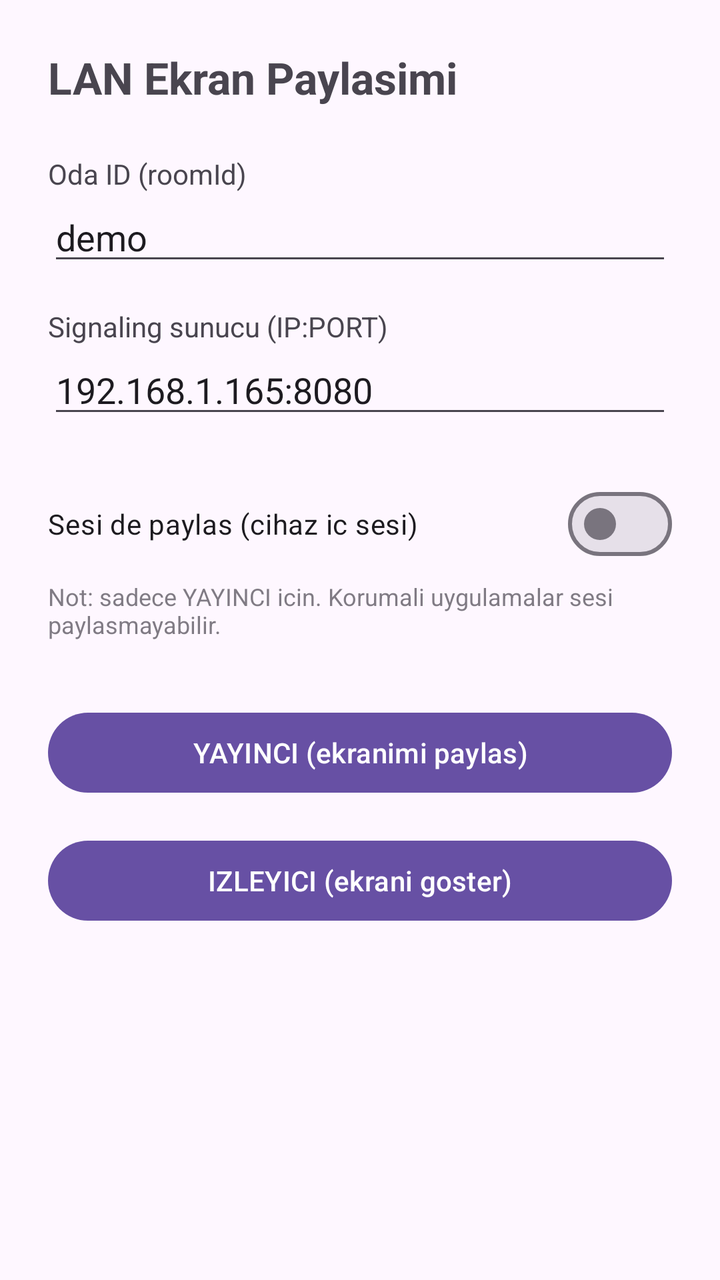
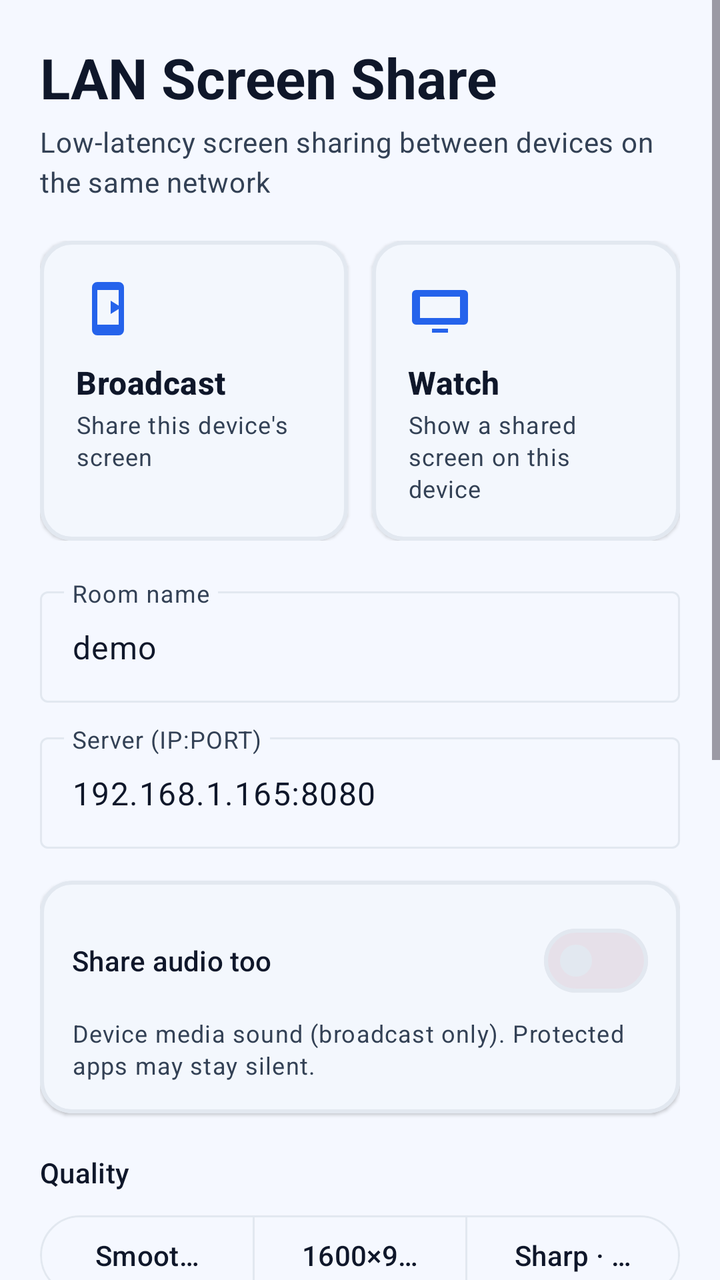

Screens rendered from an Android XML layout before and after an edit, with the pre-edit source and the edit as a unified diff.
<!-- AndroidManifest.xml: application theme Theme.LanShare -->
<!-- res/layout/activity_main.xml -->
<?xml version="1.0" encoding="utf-8"?>
<ScrollView xmlns:android="http://schemas.android.com/apk/res/android"
    android:layout_width="match_parent"
    android:layout_height="match_parent"
    android:padding="24dp">

    <LinearLayout
        android:layout_width="match_parent"
        android:layout_height="wrap_content"
        android:orientation="vertical">

        <TextView
            android:layout_width="match_parent"
            android:layout_height="wrap_content"
            android:text="LAN Ekran Paylasimi"
            android:textSize="22sp"
            android:textStyle="bold"
            android:paddingBottom="24dp" />

        <TextView
            android:layout_width="wrap_content"
            android:layout_height="wrap_content"
            android:text="Oda ID (roomId)" />

        <EditText
            android:id="@+id/roomIdInput"
            android:layout_width="match_parent"
            android:layout_height="wrap_content"
            android:text="demo"
            android:inputType="text"
            android:autofillHints="" />

        <TextView
            android:layout_width="wrap_content"
            android:layout_height="wrap_content"
            android:paddingTop="16dp"
            android:text="Signaling sunucu (IP:PORT)" />

        <EditText
            android:id="@+id/serverInput"
            android:layout_width="match_parent"
            android:layout_height="wrap_content"
            android:text="192.168.1.165:8080"
            android:inputType="text"
            android:autofillHints="" />

        <com.google.android.material.materialswitch.MaterialSwitch
            android:id="@+id/audioSwitch"
            android:layout_width="match_parent"
            android:layout_height="wrap_content"
            android:layout_marginTop="24dp"
            android:checked="false"
            android:text="Sesi de paylas (cihaz ic sesi)" />

        <TextView
            android:layout_width="match_parent"
            android:layout_height="wrap_content"
            android:paddingTop="4dp"
            android:textSize="12sp"
            android:alpha="0.7"
            android:text="Not: sadece YAYINCI icin. Korumali uygulamalar sesi paylasmayabilir." />

        <Button
            android:id="@+id/publisherButton"
            android:layout_width="match_parent"
            android:layout_height="wrap_content"
            android:layout_marginTop="32dp"
            android:text="YAYINCI (ekranimi paylas)" />

        <Button
            android:id="@+id/viewerButton"
            android:layout_width="match_parent"
            android:layout_height="wrap_content"
            android:layout_marginTop="16dp"
            android:text="IZLEYICI (ekrani goster)" />

    </LinearLayout>
</ScrollView>
<!-- resources referenced by this layout -->
<resources>
  <style name="Theme.LanShare" parent="Theme.Material3.DayNight.NoActionBar">
          <item name="android:statusBarColor">@android:color/black</item>
      </style>
</resources>

<!-- the commit's change to res/layout/activity_main.xml (unified diff, before → after) -->
@@ -1,78 +1,450 @@
 <?xml version="1.0" encoding="utf-8"?>
 <ScrollView xmlns:android="http://schemas.android.com/apk/res/android"
+    xmlns:app="http://schemas.android.com/apk/res-auto"
     android:layout_width="match_parent"
     android:layout_height="match_parent"
-    android:padding="24dp">
+    android:background="@color/bg_app"
+    android:fillViewport="true">
 
     <LinearLayout
         android:layout_width="match_parent"
         android:layout_height="wrap_content"
-        android:orientation="vertical">
-
+        android:orientation="vertical"
+        android:padding="20dp">
+
+        
         <TextView
             android:layout_width="match_parent"
             android:layout_height="wrap_content"
-            android:text="LAN Ekran Paylasimi"
-            android:textSize="22sp"
+            android:text="@string/app_name"
+            android:textAppearance="?attr/textAppearanceHeadlineMedium"
             android:textStyle="bold"
-            android:paddingBottom="24dp" />
-
+            android:textColor="@color/text_primary" />
+
+        <TextView
+            android:layout_width="match_parent"
+            android:layout_height="wrap_content"
+            android:layout_marginTop="4dp"
+            android:text="@string/main_subtitle"
+            android:textAppearance="?attr/textAppearanceBodyMedium"
+            android:textColor="@color/text_secondary" />
+
+        
+        <LinearLayout
+            android:layout_width="match_parent"
+            android:layout_height="wrap_content"
+            android:layout_marginTop="20dp"
+            android:orientation="horizontal"
+            android:baselineAligned="false">
+
+            <com.google.android.material.card.MaterialCardView
+                android:id="@+id/publisherCard"
+                android:layout_width="0dp"
+                android:layout_height="match_parent"
+                android:layout_weight="1"
+                android:layout_marginEnd="6dp"
+                android:clickable="true"
+                android:focusable="true">
+
+                <LinearLayout
+                    android:layout_width="match_parent"
+                    android:layout_height="wrap_content"
+                    android:orientation="vertical"
+                    android:padding="18dp">
+
+                    <ImageView
+                        android:layout_width="32dp"
+                        android:layout_height="32dp"
+                        android:importantForAccessibility="no"
+                        android:src="@drawable/ic_broadcast" />
+
+                    <TextView
+                        android:layout_width="wrap_content"
+                        android:layout_height="wrap_content"
+                        android:layout_marginTop="10dp"
+                        android:text="@string/role_publisher_title"
+                        android:textAppearance="?attr/textAppearanceTitleMedium"
+                        android:textStyle="bold"
+                        android:textColor="@color/text_primary" />
+
+                    <TextView
+                        android:layout_width="wrap_content"
+                        android:layout_height="wrap_content"
+                        android:layout_marginTop="2dp"
+                        android:text="@string/role_publisher_desc"
+                        android:textAppearance="?attr/textAppearanceBodySmall"
+                        android:textColor="@color/text_secondary" />
+                </LinearLayout>
+            </com.google.android.material.card.MaterialCardView>
+
+            <com.google.android.material.card.MaterialCardView
+                android:id="@+id/viewerCard"
+                android:layout_width="0dp"
+                android:layout_height="match_parent"
+                android:layout_weight="1"
+                android:layout_marginStart="6dp"
+                android:clickable="true"
+                android:focusable="true">
+
+                <LinearLayout
+                    android:layout_width="match_parent"
+                    android:layout_height="wrap_content"
+                    android:orientation="vertical"
+                    android:padding="18dp">
+
+                    <ImageView
+                        android:layout_width="32dp"
+                        android:layout_height="32dp"
+                        android:importantForAccessibility="no"
+                        android:src="@drawable/ic_watch" />
+
+                    <TextView
+                        android:layout_width="wrap_content"
+                        android:layout_height="wrap_content"
+                        android:layout_marginTop="10dp"
+                        android:text="@string/role_viewer_title"
+                        android:textAppearance="?attr/textAppearanceTitleMedium"
+                        android:textStyle="bold"
+                        android:textColor="@color/text_primary" />
+
+                    <TextView
+                        android:layout_width="wrap_content"
+                        android:layout_height="wrap_content"
+                        android:layout_marginTop="2dp"
+                        android:text="@string/role_viewer_desc"
+                        android:textAppearance="?attr/textAppearanceBodySmall"
+                        android:textColor="@color/text_secondary" />
+                </LinearLayout>
+            </com.google.android.material.card.MaterialCardView>
+        </LinearLayout>
+
+        
+        <com.google.android.material.textfield.TextInputLayout
+            style="@style/Widget.Material3.TextInputLayout.OutlinedBox"
+            android:layout_width="match_parent"
+            android:layout_height="wrap_content"
+            android:layout_marginTop="20dp"
+            android:hint="@string/input_room_label">
+
+            <com.google.android.material.textfield.TextInputEditText
+                android:id="@+id/roomIdInput"
+                android:layout_width="match_parent"
+                android:layout_height="wrap_content"
+                android:inputType="text"
+                android:text="demo" />
+        </com.google.android.material.textfield.TextInputLayout>
+
+        <com.google.android.material.textfield.TextInputLayout
+            style="@style/Widget.Material3.TextInputLayout.OutlinedBox"
+            android:layout_width="match_parent"
+            android:layout_height="wrap_content"
+            android:layout_marginTop="12dp"
+            android:hint="@string/input_server_label">
+
+            <com.google.android.material.textfield.TextInputEditText
+                android:id="@+id/serverInput"
+                android:layout_width="match_parent"
+                android:layout_height="wrap_content"
+                android:inputType="text"
+                android:text="192.168.1.165:8080" />
+        </com.google.android.material.textfield.TextInputLayout>
+
+        
+        <com.google.android.material.card.MaterialCardView
+            android:layout_width="match_parent"
+            android:layout_height="wrap_content"
+            android:layout_marginTop="16dp">
+
+            <LinearLayout
+                android:layout_width="match_parent"
+                android:layout_height="wrap_content"
+                android:orientation="vertical"
+                android:padding="16dp">
+
+                <com.google.android.material.materialswitch.MaterialSwitch
+                    android:id="@+id/audioSwitch"
+                    android:layout_width="match_parent"
+                    android:layout_height="wrap_content"
+                    android:checked="false"
+                    android:text="@string/share_audio_title"
+                    android:textAppearance="?attr/textAppearanceTitleSmall"
+                    android:textColor="@color/text_primary" />
+
+                <TextView
+                    android:layout_width="match_parent"
+                    android:layout_height="wrap_content"
+                    android:layout_marginTop="4dp"
+                    android:text="@string/share_audio_note"
+                    android:textAppearance="?attr/textAppearanceBodySmall"
+                    android:textColor="@color/text_secondary" />
+            </LinearLayout>
+        </com.google.android.material.card.MaterialCardView>
+
+        
         <TextView
             android:layout_width="wrap_content"
             android:layout_height="wrap_content"
-            android:text="Oda ID (roomId)" />
-
-        <EditText
-            android:id="@+id/roomIdInput"
-            android:layout_width="match_parent"
-            android:layout_height="wrap_content"
-            android:text="demo"
-            android:inputType="text"
-            android:autofillHints="" />
-
+            android:layout_marginTop="20dp"
+            android:text="@string/quality_label"
+            android:textAppearance="?attr/textAppearanceTitleSmall"
+            android:textColor="@color/text_primary" />
+
+        <com.google.android.material.button.MaterialButtonToggleGroup
+            android:id="@+id/qualityGroup"
+            android:layout_width="match_parent"
+            android:layout_height="wrap_content"
+            android:layout_marginTop="8dp"
+            app:singleSelection="true"
+            app:selectionRequired="true">
+
+            <Button
+                android:id="@+id/btnQ720"
+                style="@style/Widget.Material3.Button.OutlinedButton"
+                android:layout_width="0dp"
+                android:layout_height="wrap_content"
+                android:layout_weight="1"
+                android:text="@string/quality_smooth" />
+
+            <Button
+                android:id="@+id/btnQ900"
+                style="@style/Widget.Material3.Button.OutlinedButton"
+                android:layout_width="0dp"
+                android:layout_height="wrap_content"
+                android:layout_weight="1"
+                android:text="@string/quality_mid" />
+
+            <Button
+                android:id="@+id/btnQ1080"
+                style="@style/Widget.Material3.Button.OutlinedButton"
+                android:layout_width="0dp"
+                android:layout_height="wrap_content"
+                android:layout_weight="1"
+                android:text="@string/quality_sharp" />
+        </com.google.android.material.button.MaterialButtonToggleGroup>
+
+        
         <TextView
             android:layout_width="wrap_content"
             android:layout_height="wrap_content"
-            android:paddingTop="16dp"
-            android:text="Signaling sunucu (IP:PORT)" />
-
-        <EditText
-            android:id="@+id/serverInput"
-            android:layout_width="match_parent"
-            android:layout_height="wrap_content"
-            android:text="192.168.1.165:8080"
-            android:inputType="text"
-            android:autofillHints="" />
-
-        <com.google.android.material.materialswitch.MaterialSwitch
-            android:id="@+id/audioSwitch"
-            android:layout_width="match_parent"
-            android:layout_height="wrap_content"
-            android:layout_marginTop="24dp"
-            android:checked="false"
-            android:text="Sesi de paylas (cihaz ic sesi)" />
-
+            android:layout_marginTop="16dp"
+            android:text="@string/fps_label"
+            android:textAppearance="?attr/textAppearanceTitleSmall"
+            android:textColor="@color/text_primary" />
+
+        <com.google.android.material.button.MaterialButtonToggleGroup
+            android:id="@+id/fpsGroup"
+            android:layout_width="match_parent"
+            android:layout_height="wrap_content"
+            android:layout_marginTop="8dp"
+            app:singleSelection="true"
+            app:selectionRequired="true">
+
+            <Button
+                android:id="@+id/btnFps30"
+                style="@style/Widget.Material3.Button.OutlinedButton"
+                android:layout_width="0dp"
+                android:layout_height="wrap_content"
+                android:layout_weight="1"
+                android:text="30" />
+
+            <Button
+                android:id="@+id/btnFps48"
+                style="@style/Widget.Material3.Button.OutlinedButton"
+                android:layout_width="0dp"
+                android:layout_height="wrap_content"
+                android:layout_weight="1"
+                android:text="48" />
+
+            <Button
+                android:id="@+id/btnFps60"
+                style="@style/Widget.Material3.Button.OutlinedButton"
+                android:layout_width="0dp"
+                android:layout_height="wrap_content"
+                android:layout_weight="1"
+                android:text="60" />
+        </com.google.android.material.button.MaterialButtonToggleGroup>
+
+        
+        <LinearLayout
+            android:id="@+id/advancedHeader"
+            android:layout_width="match_parent"
+            android:layout_height="wrap_content"
+            android:layout_marginTop="20dp"
+            android:orientation="horizontal"
+            android:gravity="center_vertical"
+            android:clickable="true"
+            android:focusable="true"
+            android:background="?attr/selectableItemBackground"
+            android:padding="4dp">
+
+            <ImageView
+                android:layout_width="20dp"
+                android:layout_height="20dp"
+                android:importantForAccessibility="no"
+                android:src="@drawable/ic_tune" />
+
+            <TextView
+                android:layout_width="wrap_content"
+                android:layout_height="wrap_content"
+                android:layout_marginStart="8dp"
+                android:text="@string/advanced_label"
+                android:textAppearance="?attr/textAppearanceTitleSmall"
+                android:textColor="@color/text_secondary" />
+        </LinearLayout>
+
+        <LinearLayout
+            android:id="@+id/advancedContent"
+            android:layout_width="match_parent"
+            android:layout_height="wrap_content"
+            android:orientation="vertical"
+            android:visibility="gone">
+
+            <TextView
+                android:layout_width="wrap_content"
+                android:layout_height="wrap_content"
+                android:layout_marginTop="8dp"
+                android:text="@string/bitrate_label"
+                android:textAppearance="?attr/textAppearanceBodyMedium"
+                android:textColor="@color/text_secondary" />
+
+            <com.google.android.material.chip.ChipGroup
+                android:id="@+id/bitrateChips"
+                android:layout_width="match_parent"
+                android:layout_height="wrap_content"
+                android:layout_marginTop="4dp"
+                app:singleSelection="true"
+                app:selectionRequired="true">
+
+                <com.google.android.material.chip.Chip
+                    android:id="@+id/chipBrAuto"
+                    style="@style/Widget.Material3.Chip.Filter"
+                    android:layout_width="wrap_content"
+                    android:layout_height="wrap_content"
+                    android:text="@string/bitrate_auto" />
+
+                <com.google.android.material.chip.Chip
+                    android:id="@+id/chipBr6"
+                    style="@style/Widget.Material3.Chip.Filter"
+                    android:layout_width="wrap_content"
+                    android:layout_height="wrap_content"
+                    android:text="6 Mbps" />
+
+                <com.google.android.material.chip.Chip
+                    android:id="@+id/chipBr8"
+                    style="@style/Widget.Material3.Chip.Filter"
+                    android:layout_width="wrap_content"
+                    android:layout_height="wrap_content"
+                    android:text="8 Mbps" />
+
+                <com.google.android.material.chip.Chip
+                    android:id="@+id/chipBr12"
+                    style="@style/Widget.Material3.Chip.Filter"
+                    android:layout_width="wrap_content"
+                    android:layout_height="wrap_content"
+                    android:text="12 Mbps" />
+
+                <com.google.android.material.chip.Chip
+                    android:id="@+id/chipBr20"
+                    style="@style/Widget.Material3.Chip.Filter"
+                    android:layout_width="wrap_content"
+                    android:layout_height="wrap_content"
+                    android:text="20 Mbps" />
+            </com.google.android.material.chip.ChipGroup>
+        </LinearLayout>
+
+        
         <TextView
-            android:layout_width="match_parent"
-            android:layout_height="wrap_content"
-            android:paddingTop="4dp"
-            android:textSize="12sp"
-            android:alpha="0.7"
-            android:text="Not: sadece YAYINCI icin. Korumali uygulamalar sesi paylasmayabilir." />
-
-        <Button
-            android:id="@+id/publisherButton"
-            android:layout_width="match_parent"
-            android:layout_height="wrap_content"
-            android:layout_marginTop="32dp"
-            android:text="YAYINCI (ekranimi paylas)" />
-
-        <Button
-            android:id="@+id/viewerButton"
-            android:layout_width="match_parent"
-            android:layout_height="wrap_content"
-            android:layout_marginTop="16dp"
-            android:text="IZLEYICI (ekrani goster)" />
-
+            android:layout_width="wrap_content"
+            android:layout_height="wrap_content"
+            android:layout_marginTop="20dp"
+            android:text="@string/language_label"
+            android:textAppearance="?attr/textAppearanceTitleSmall"
+            android:textColor="@color/text_primary" />
+
+        <com.google.android.material.chip.ChipGroup
+            android:id="@+id/langChips"
+            android:layout_width="match_parent"
+            android:layout_height="wrap_content"
+            android:layout_marginTop="8dp"
+            app:singleSelection="true"
+            app:selectionRequired="true">
+
+            <com.google.android.material.chip.Chip
+                android:id="@+id/chipLangSys"
+                style="@style/Widget.Material3.Chip.Filter"
+                android:layout_width="wrap_content"
+                android:layout_height="wrap_content"
+                android:text="@string/lang_system" />
+
+            <com.google.android.material.chip.Chip
+                android:id="@+id/chipLangTr"
+                style="@style/Widget.Material3.Chip.Filter"
+                android:layout_width="wrap_content"
+                android:layout_height="wrap_content"
+                android:text="@string/lang_tr" />
+
+            <com.google.android.material.chip.Chip
+                android:id="@+id/chipLangEn"
+                style="@style/Widget.Material3.Chip.Filter"
+                android:layout_width="wrap_content"
+                android:layout_height="wrap_content"
+                android:text="@string/lang_en" />
+
+            <com.google.android.material.chip.Chip
+                android:id="@+id/chipLangAr"
+                style="@style/Widget.Material3.Chip.Filter"
+                android:layout_width="wrap_content"
+                android:layout_height="wrap_content"
+                android:text="@string/lang_ar" />
+
+            <com.google.android.material.chip.Chip
+                android:id="@+id/chipLangEs"
+                style="@style/Widget.Material3.Chip.Filter"
+                android:layout_width="wrap_content"
+                android:layout_height="wrap_content"
+                android:text="@string/lang_es" />
+
+            <com.google.android.material.chip.Chip
+                android:id="@+id/chipLangDe"
+                style="@style/Widget.Material3.Chip.Filter"
+                android:layout_width="wrap_content"
+                android:layout_height="wrap_content"
+                android:text="@string/lang_de" />
+        </com.google.android.material.chip.ChipGroup>
+
+        
+        <com.google.android.material.card.MaterialCardView
+            android:id="@+id/helpCard"
+            android:layout_width="match_parent"
+            android:layout_height="wrap_content"
+            android:layout_marginTop="20dp"
+            android:layout_marginBottom="24dp"
+            android:clickable="true"
+            android:focusable="true"
+            app:cardBackgroundColor="@color/blue_container">
+
+            <LinearLayout
+                android:layout_width="match_parent"
+                android:layout_height="wrap_content"
+                android:orientation="vertical"
+                android:padding="16dp">
+
+                <TextView
+                    android:layout_width="wrap_content"
+                    android:layout_height="wrap_content"
+                    android:text="@string/help_card_title"
+                    android:textAppearance="?attr/textAppearanceTitleMedium"
+                    android:textStyle="bold"
+                    android:textColor="@color/blue_primary_dark" />
+
+                <TextView
+                    android:layout_width="wrap_content"
+                    android:layout_height="wrap_content"
+                    android:layout_marginTop="2dp"
+                    android:text="@string/help_card_desc"
+                    android:textAppearance="?attr/textAppearanceBodySmall"
+                    android:textColor="@color/text_secondary" />
+            </LinearLayout>
+        </com.google.android.material.card.MaterialCardView>
     </LinearLayout>
 </ScrollView>
<!-- resource entries referenced after the edit -->
@@ -1,7 +1,119 @@
 <!-- resources referenced by this layout -->
 <resources>
-  <style name="Theme.LanShare" parent="Theme.Material3.DayNight.NoActionBar">
-          <item name="android:statusBarColor">@android:color/black</item>
+  <color name="bg_app">#F5F8FF</color>
+  <color name="blue_container">#DBEAFE</color>
+  <color name="blue_primary_dark">#1D4ED8</color>
+  <color name="text_primary">#0F172A</color>
+  <color name="text_secondary">#334155</color>
+  <!-- drawable ic_broadcast (drawable) -->
+  <vector xmlns:android="http://schemas.android.com/apk/res/android"
+      android:width="32dp"
+      android:height="32dp"
+      android:viewportWidth="24"
+      android:viewportHeight="24"
+      android:tint="@color/blue_primary">
+      
+      <path
+          android:fillColor="#FF000000"
+          android:pathData="M8,2 h8 a2,2 0 0 1 2,2 v16 a2,2 0 0 1 -2,2 h-8 a2,2 0 0 1 -2,-2 v-16 a2,2 0 0 1 2,-2 z m0,3 v13 h8 v-13 z" />
+      
+      <path
+          android:fillColor="#FF000000"
+          android:pathData="M13,9 L17,11.5 L13,14 z" />
+  </vector>
+  <!-- drawable ic_tune (drawable) -->
+  <vector xmlns:android="http://schemas.android.com/apk/res/android"
+      android:width="24dp"
+      android:height="24dp"
+      android:viewportWidth="24"
+      android:viewportHeight="24"
+      android:tint="@color/text_secondary">
+      
+      <path
+          android:fillColor="#FF000000"
+          android:pathData="M3,7 h18 v2 h-18 z M3,15 h18 v2 h-18 z" />
+      <path
+          android:fillColor="#FF000000"
+          android:pathData="M8,5 a3,3 0 1 1 -0.01,0 z M16,13 a3,3 0 1 1 -0.01,0 z" />
+  </vector>
+  <!-- drawable ic_watch (drawable) -->
+  <vector xmlns:android="http://schemas.android.com/apk/res/android"
+      android:width="32dp"
+      android:height="32dp"
+      android:viewportWidth="24"
+      android:viewportHeight="24"
+      android:tint="@color/blue_primary">
+      
+      <path
+          android:fillColor="#FF000000"
+          android:pathData="M3,5 h18 a1.5,1.5 0 0 1 1.5,1.5 v10 a1.5,1.5 0 0 1 -1.5,1.5 h-18 a1.5,1.5 0 0 1 -1.5,-1.5 v-10 a1.5,1.5 0 0 1 1.5,-1.5 z m1.5,2.5 v8 h15 v-8 z" />
+      
+      <path
+          android:fillColor="#FF000000"
+          android:pathData="M9,19.5 h6 v1.5 h-6 z" />
+  </vector>
+  <string name="advanced_label">Advanced</string>
+  <string name="app_name">LAN Screen Share</string>
+  <string name="bitrate_auto">Auto</string>
+  <string name="bitrate_label">Bitrate</string>
+  <string name="fps_label">Frame rate</string>
+  <string name="help_card_desc">Setup and pairing in 5 steps</string>
+  <string name="help_card_title">How to use?</string>
+  <string name="input_room_label">Room name</string>
+  <string name="input_server_label">Server (IP:PORT)</string>
+  <string name="lang_ar" translatable="false">العربية</string>
+  <string name="lang_de" translatable="false">Deutsch</string>
+  <string name="lang_en" translatable="false">English</string>
+  <string name="lang_es" translatable="false">Español</string>
+  <string name="lang_system">System</string>
+  <string name="lang_tr" translatable="false">Türkçe</string>
+  <string name="language_label">Language</string>
+  <string name="main_subtitle">Low-latency screen sharing between devices on the same network</string>
+  <string name="quality_label">Quality</string>
+  <string name="quality_mid" translatable="false">1600×900</string>
+  <string name="quality_sharp">Sharp · 1080p</string>
+  <string name="quality_smooth">Smooth · 720p</string>
+  <string name="role_publisher_desc">Share this device\'s screen</string>
+  <string name="role_publisher_title">Broadcast</string>
+  <string name="role_viewer_desc">Show a shared screen on this device</string>
+  <string name="role_viewer_title">Watch</string>
+  <string name="share_audio_note">Device media sound (broadcast only). Protected apps may stay silent.</string>
+  <string name="share_audio_title">Share audio too</string>
+  <style name="Theme.LanShare" parent="Theme.Material3.Light.NoActionBar">
+          <item name="colorPrimary">@color/blue_primary</item>
+          <item name="colorOnPrimary">@color/surface_white</item>
+          <item name="colorPrimaryContainer">@color/blue_container</item>
+          <item name="colorOnPrimaryContainer">@color/blue_primary_dark</item>
+          <item name="colorSecondary">@color/blue_primary_dark</item>
+          <item name="colorOnSecondary">@color/surface_white</item>
+          <item name="colorSurface">@color/surface_white</item>
+          <item name="colorOnSurface">@color/text_primary</item>
+          <item name="colorOnSurfaceVariant">@color/text_secondary</item>
+          <item name="colorOutline">@color/stroke_subtle</item>
+          <item name="android:colorBackground">@color/bg_app</item>
+          <item name="android:statusBarColor">@color/bg_app</item>
+          <item name="android:windowLightStatusBar">true</item>
+          <item name="android:navigationBarColor">@color/bg_app</item>
+          
+          <item name="shapeAppearanceCornerMedium">@style/Shape.LanShare.Medium</item>
+          <item name="shapeAppearanceCornerLarge">@style/Shape.LanShare.Large</item>
+          <item name="materialCardViewStyle">@style/Card.LanShare</item>
+      </style>
+  <color name="blue_primary">#2563EB</color>
+  <color name="surface_white">#FFFFFF</color>
+  <color name="stroke_subtle">#E2E8F0</color>
+  <style name="Shape.LanShare.Medium" parent="ShapeAppearance.Material3.Corner.Medium">
+          <item name="cornerSize">16dp</item>
+      </style>
+  <style name="Shape.LanShare.Large" parent="ShapeAppearance.Material3.Corner.Large">
+          <item name="cornerSize">20dp</item>
+      </style>
+  <style name="Card.LanShare" parent="Widget.Material3.CardView.Elevated">
+          <item name="cardBackgroundColor">@color/surface_white</item>
+          <item name="cardElevation">1dp</item>
+          <item name="strokeWidth">2dp</item>
+          <item name="strokeColor">@color/card_stroke</item>
+          <item name="shapeAppearance">@style/Shape.LanShare.Medium</item>
       </style>
 </resources>
 
